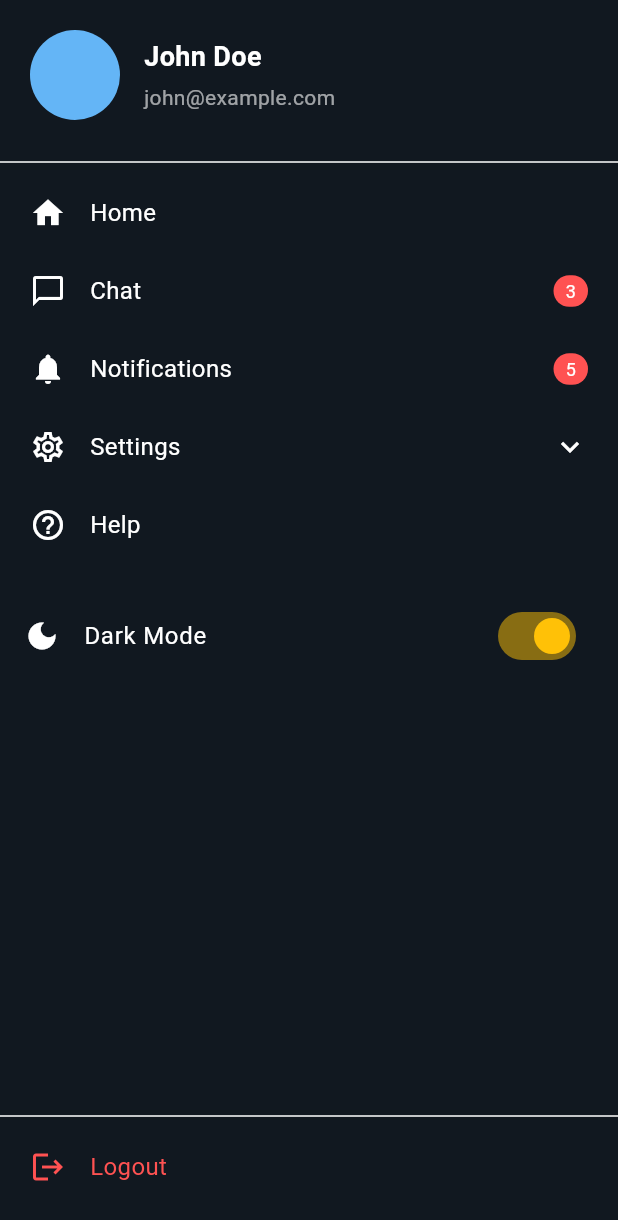
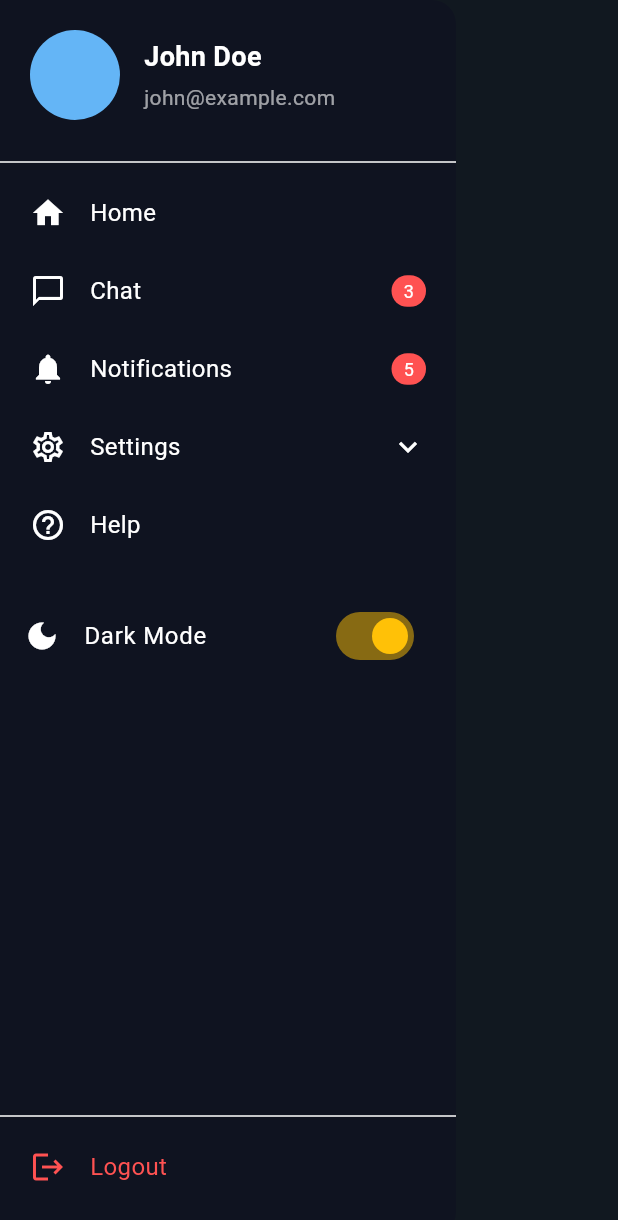
Before and after one commit to iambhabha/BattleNest, a Flutter app: the XDrawer widget shown alone on an empty page, opened directly, on a phone screen of 412 x 824 dp. Shown: the top 1220 px of the screen. Run offline on Flutter 3.47's test engine with Material 3 defaults, Android fonts, the phone set to English and light mode, and no system bars; our stand-ins replace cached_network_image, carousel_slider, cloud_firestore, firebase_auth, firebase_core, firebase_remote_config and 8 more; missing offline and left inert: stream_chat_flutter; accounts and stored records are empty; generated files the repository leaves out were written again; network calls fail; statements that could not run were skipped.

Commit message:
refactor: Update XDrawer layout for improved readability and maintainability

```diff
--- a/lib/features/drawer/x_drawer.dart
+++ b/lib/features/drawer/x_drawer.dart
@@ -29,7 +29,9 @@ class _XDrawerState extends State<XDrawer> {
     final color = widget.isDarkMode ? Colors.white : Colors.black87;
     final bgColor = widget.isDarkMode ? const Color(0xFF0F1320) : Colors.white;
 
-    return SafeArea(
+    return Drawer(
+      backgroundColor: bgColor,
+      child: SafeArea(
         child: Column(
           crossAxisAlignment: CrossAxisAlignment.start,
           children: [
@@ -79,7 +81,11 @@ class _XDrawerState extends State<XDrawer> {
                   ),
                   if (settingsExpanded) ...[
                     _submenuItem(label: 'Account', color: color, onTap: () => Navigator.pushNamed(context, '/account')),
-                  _submenuItem(label: 'Security', color: color, onTap: () => Navigator.pushNamed(context, '/security')),
+                    _submenuItem(
+                      label: 'Security',
+                      color: color,
+                      onTap: () => Navigator.pushNamed(context, '/security'),
+                    ),
                   ],
 
                   _navItem(icon: Icons.help_outline, label: 'Help', color: color, route: '/help', context: context),
@@ -99,6 +105,7 @@ class _XDrawerState extends State<XDrawer> {
             ),
             const SizedBox(height: 20),
           ],
+        ),
       ),
     );
   }
```
Lines whose indentation alone changed are shown as unchanged.
